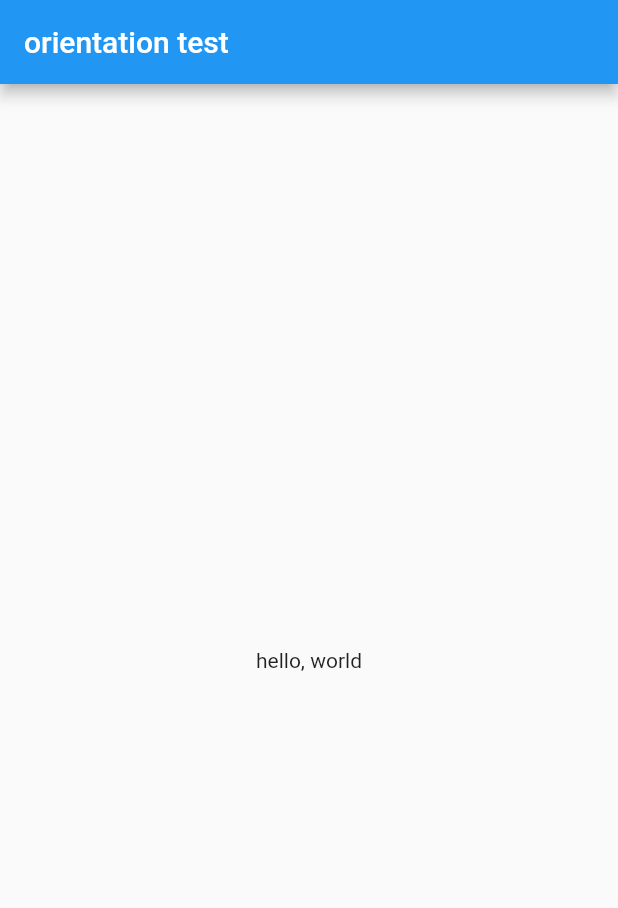
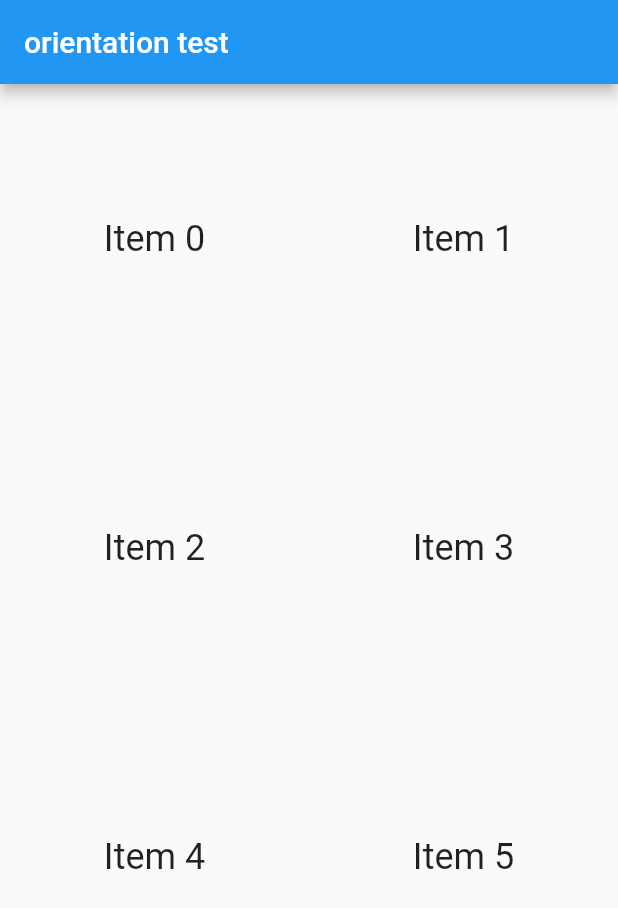
Before and after one commit to pocari/update_the_ui_based_on_orientation, a Flutter app: the screen it shows after launch, on a phone screen of 412 x 824 dp. Shown: the top 908 px of the screen. Run offline on Flutter 3.47's test engine with Material 2 defaults, Android fonts, the phone set to English and light mode, and no system bars.

```diff
--- a/lib/main.dart
+++ b/lib/main.dart
@@ -19,8 +19,17 @@ class OrientationPage extends StatelessWidget {
         appBar: AppBar(
           title: Text('orientation test'),
         ),
-        body: Center(
-          child: Text('hello, world'),
+        body: GridView.count(
+          crossAxisCount: 2,
+          children: List.generate(
+            6,
+            (index) => Center(
+              child: Text(
+                "Item $index",
+                style: Theme.of(context).textTheme.headline,
+              ),
+            ),
+          ),
         ),
       );
 }
```
